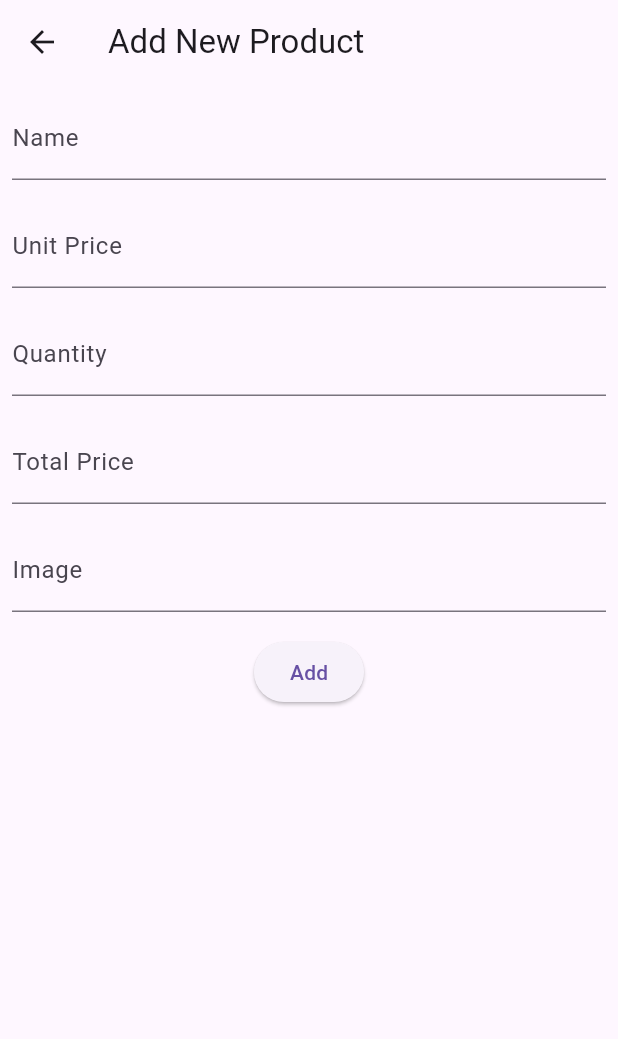
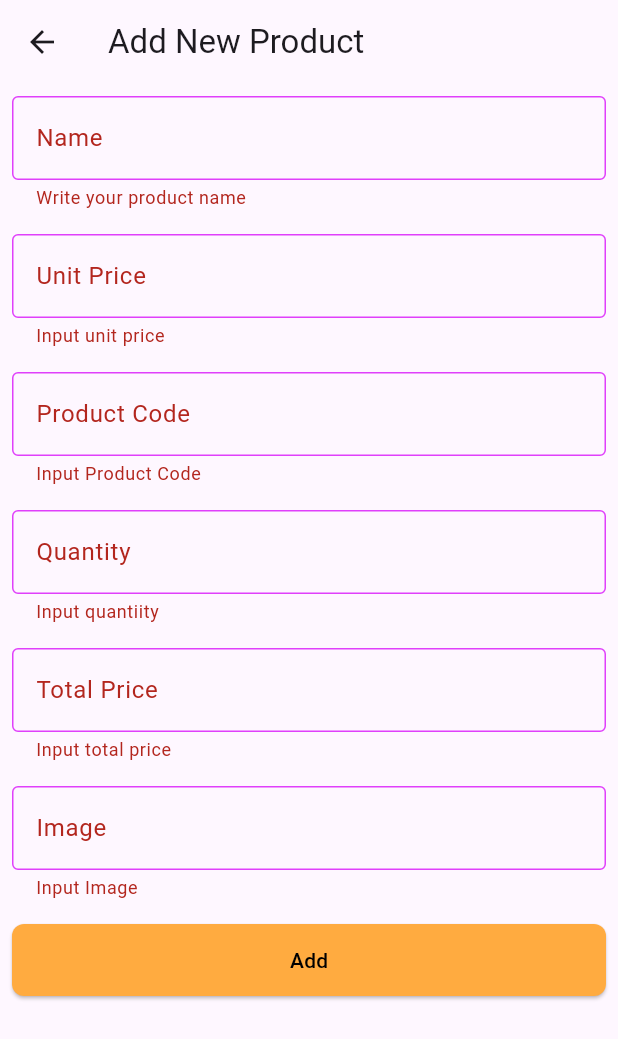
Before and after one commit to prantaNag/curd_assignment, a Flutter app: the AddProduct screen opened directly, after a tap on "Add", on a phone screen of 412 x 824 dp. Shown: the top 1039 px of the screen. Run offline on Flutter 3.47's test engine with Material 3 defaults, Android fonts, the phone set to English and light mode, and no system bars; network calls fail.

Commit message:
curdapp2

```diff
--- a/lib/add_product.dart
+++ b/lib/add_product.dart
@@ -1,4 +1,7 @@
+import 'dart:convert';
+
 import 'package:flutter/material.dart';
+import 'package:http/http.dart';
 
 class AddProduct extends StatefulWidget {
   const AddProduct({super.key});
@@ -13,7 +16,11 @@
   final TextEditingController _quantityTEController = TextEditingController();
   final TextEditingController _totalPriceTEController = TextEditingController();
   final TextEditingController _imageTEController = TextEditingController();
-  final GlobalKey<FromState> _fromkey = GlobalKey<FromState>();
+  final TextEditingController _productCodeTEController =
+      TextEditingController();
+  final GlobalKey<FormState> _fromkey = GlobalKey<FormState>();
+
+  bool _addNewProductInPrograss = false;
 
   @override
   Widget build(BuildContext context) {
@@ -51,6 +58,21 @@
                     validator: (String? value) {
                       if (value == null || value.trim().isEmpty) {
                         return "Input unit price";
+                      }
+                      return null;
+                    },
+                  ),
+                  const SizedBox(height: 16),
+                  TextFormField(
+                    controller: _productCodeTEController,
+                    keyboardType: TextInputType.number,
+                    decoration: InputDecoration(
+                      hintText: "Product Code",
+                      labelText: "Product Code",
+                    ),
+                    validator: (String? value) {
+                      if (value == null || value.trim().isEmpty) {
+                        return "Input Product Code";
                       }
                       return null;
                     },
@@ -100,17 +122,76 @@
                     },
                   ),
                   const SizedBox(height: 16),
-                  ElevatedButton(
-                    onPressed: () {
-                      if (_fromkey.currentState!.validate()) {}
-                    },
-                    child: Text("Add"),
+                  Visibility(
+                    visible: _addNewProductInPrograss == false,
+                    replacement: const Center(
+                      child: CircularProgressIndicator(),
+                    ),
+                    child: ElevatedButton(
+                      onPressed: () {
+                        if (_fromkey.currentState!.validate()) {
+                          _addProduct();
+                        }
+                      },
+                      child: Text("Add"),
+                    ),
                   ),
                 ],
               )),
         ),
       ),
     );
+  }
+
+  Future<void> _addProduct() async {
+    _addNewProductInPrograss = true;
+    setState(() {});
+    const String addProductUrl =
+        'https://crud.teamrabbil.com/api/v1/CreateProduct';
+
+    Uri uri = Uri.parse(addProductUrl);
+
+    Map<String, dynamic> inputData = {
+      "ProductName": _nameTEController.text,
+      "ProductCode": _productCodeTEController.text,
+      "Img": _imageTEController.text.trim(),
+      "UnitPrice": _unitPriceTEController.text,
+      "Qty": _quantityTEController.text,
+      "TotalPrice": _totalPriceTEController.text,
+    };
+
+    Response response = await post(
+      uri,
+      body: jsonEncode(inputData),
+      headers: {'contant-type': 'application/Json'},
+    );
+    print(response.statusCode);
+    print(response.body);
+    print(response.headers);
+
+    _addNewProductInPrograss = false;
+    setState(() {});
+
+    if (response.statusCode == 200) {
+      _imageTEController.clear();
+      _nameTEController.clear();
+      _productCodeTEController.clear();
+      _quantityTEController.clear();
+      _totalPriceTEController.clear();
+      _unitPriceTEController.clear();
+
+      ScaffoldMessenger.of(context).showSnackBar(
+        SnackBar(
+          content: Text("Add New Product Successfully"),
+        ),
+      );
+    } else {
+      ScaffoldMessenger.of(context).showSnackBar(
+        SnackBar(
+          content: Text("Add New Product Failed.Try Again!"),
+        ),
+      );
+    }
   }
 
   @override
--- a/lib/main.dart
+++ b/lib/main.dart
@@ -12,6 +12,7 @@
   @override
   Widget build(BuildContext context) {
     return MaterialApp(
+      debugShowCheckedModeBanner: false,
       theme: _lightThemeData(),
       darkTheme: _darkThemeData(),
       themeMode: ThemeMode.system,
@@ -20,7 +21,7 @@
   }
 
   ThemeData _lightThemeData() {
-    ThemeData(
+    return ThemeData(
       inputDecorationTheme: const InputDecorationTheme(
         enabledBorder: OutlineInputBorder(
           borderSide: BorderSide(color: Colors.purpleAccent),
@@ -50,7 +51,7 @@
   }
 
   ThemeData _darkThemeData() {
-    ThemeData(
+    return ThemeData(
       inputDecorationTheme: const InputDecorationTheme(
         enabledBorder: OutlineInputBorder(
           borderSide: BorderSide(color: Colors.purpleAccent),
--- /dev/null
+++ b/lib/product.dart
@@ -0,0 +1,19 @@
+class Product {
+  final String id;
+  final String productName;
+  final String productCode;
+  final String image;
+  final String unitPrice;
+  final String quantity;
+  final String totalPrice;
+
+  Product({
+    required this.id,
+    required this.image,
+    required this.productCode,
+    required this.productName,
+    required this.quantity,
+    required this.totalPrice,
+    required this.unitPrice,
+  });
+}
--- a/lib/update_product_screen.dart
+++ b/lib/update_product_screen.dart
@@ -13,7 +13,7 @@
   final TextEditingController _quantityTEController = TextEditingController();
   final TextEditingController _totalPriceTEController = TextEditingController();
   final TextEditingController _imageTEController = TextEditingController();
-  final GlobalKey<FromState> _fromkey = GlobalKey<FromState>();
+  final GlobalKey<FormState> _fromkey = GlobalKey<FormState>();
 
   @override
   Widget build(BuildContext context) {
```
Also changed, not shown: lib/first_screen.dart (+99 -22 lines).
